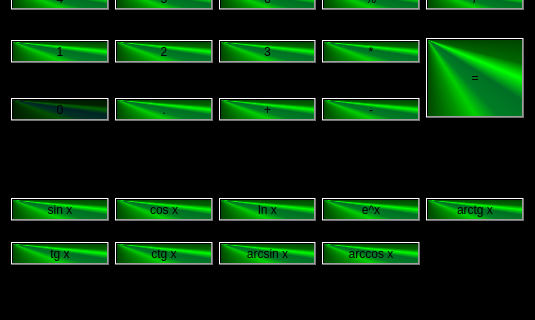
First picture: the form in mainwindow.ui, repository GremSnoort/Calc, before the edit; both pictures show x 0 to 535 and y 355 to 675 of the 535 by 675 pixel window.
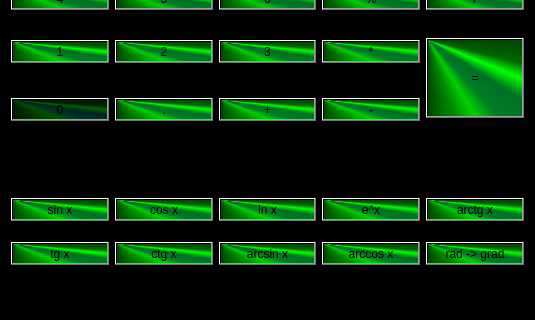
Second picture: the form after the edit.

What changed in the file:
```diff
--- a/mainwindow.ui
+++ b/mainwindow.ui
@@ -448,6 +448,16 @@
       </property>
      </widget>
     </item>
+    <item row="10" column="4">
+     <widget class="QPushButton" name="radTOgrad">
+      <property name="styleSheet">
+       <string notr="true">background-color: qconicalgradient(cx:0, cy:0, angle:135, stop:0 rgba(0, 255, 0, 69), stop:0.375 rgba(0, 255, 0, 69), stop:0.423533 rgba(0, 255, 0, 145), stop:0.45 rgba(0, 255, 0, 208), stop:0.477581 rgba(0, 244, 71, 130), stop:0.518717 rgba(0, 218, 71, 130), stop:0.55 rgba(0, 255, 0, 255), stop:0.57754 rgba(0, 203, 0, 130), stop:0.625 rgba(0, 255, 0, 69), stop:1 rgba(0, 255, 0, 69));</string>
+      </property>
+      <property name="text">
+       <string>rad -&gt; grad</string>
+      </property>
+     </widget>
+    </item>
    </layout>
   </widget>
   <widget class="QMenuBar" name="menuBar">
```
